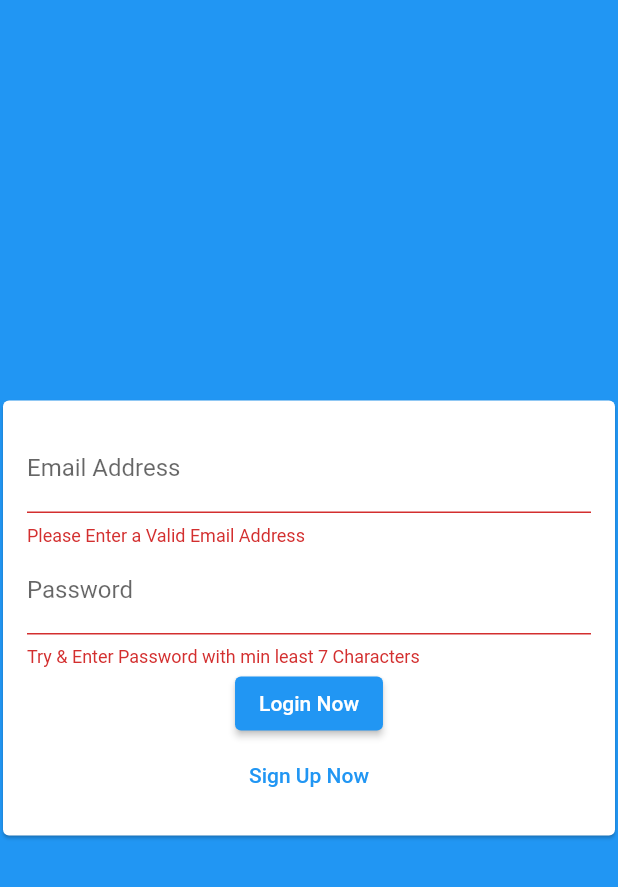
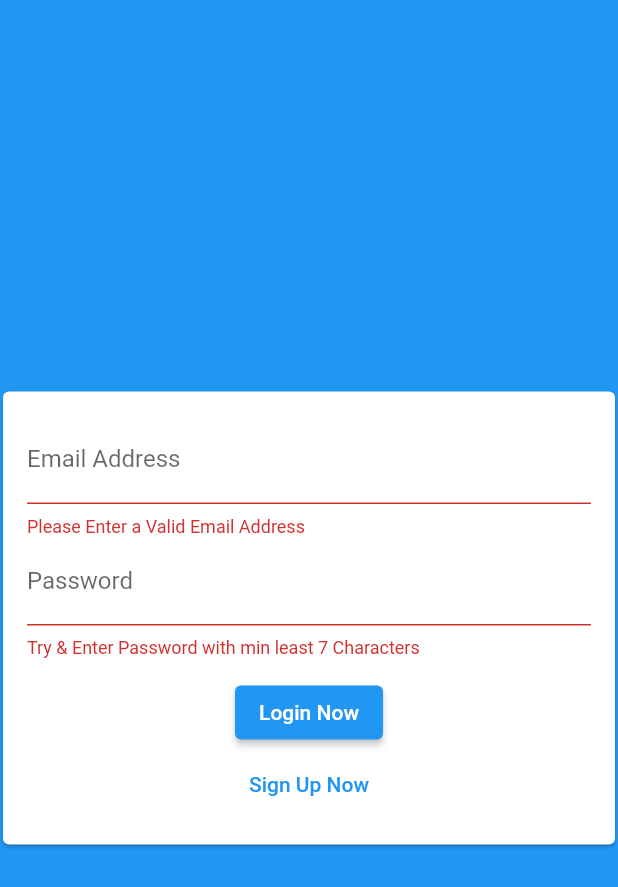
Before and after one commit to TrophyDevelopersUganda/Chat-Mobile-App-for-Web-Android-IOS-Mobile-By-Trophy-Developers-Uganda, a Flutter app: the screen it shows after launch, after a tap on "Login Now", on a phone screen of 412 x 824 dp. Shown: the top 887 px of the screen. Run offline on Flutter 3.47's test engine with Material 2 defaults, Android fonts, the phone set to English and light mode, and no system bars; our stand-ins replace cloud_firestore, firebase_auth, firebase_core; accounts and stored records are empty.

```diff
--- a/fullchatside/lib/main.dart
+++ b/fullchatside/lib/main.dart
@@ -19,6 +19,9 @@ class MyApp extends StatelessWidget {
       title: 'Akaboozi ',
       theme: ThemeData(
         primarySwatch: Colors.blue,
+        scaffoldBackgroundColor: Colors.blueAccent,
+        bottomAppBarColor: Colors.blueAccent,
+        backgroundColor:Colors.blueAccent,
       ),
       home: const AuthScreen(),
     );
--- a/fullchatside/lib/screens_chat/auth_screen.dart
+++ b/fullchatside/lib/screens_chat/auth_screen.dart
@@ -4,8 +4,6 @@ import 'package:firebase_auth/firebase_auth.dart';
 import 'package:flutter/services.dart';
 import 'package:cloud_firestore/cloud_firestore.dart';
 import 'package:fullchatside/widgets/auths/auth_form.dart';
-
-
 
 class AuthScreen extends StatefulWidget {
   const AuthScreen({Key? key}) : super(key: key);
@@ -25,29 +23,26 @@ class _AuthScreenState extends State<AuthScreen> {
     bool isLogin,
     BuildContext ctx,
   ) async {
-   UserCredential authResult;
+    UserCredential authResult;
 
     try {
       setState(() {
         _isLoading = true;
       });
       if (isLogin) {
-        authResult = await _auth.signInWithEmailAndPassword(
+         authResult = await _auth.signInWithEmailAndPassword(
           email: email,
           password: password,
         );
       } else {
-        authResult = await _auth.createUserWithEmailAndPassword(
-          email: email,
-          password: password,
-        );
+     authResult = await FirebaseAuth.instance.createUserWithEmailAndPassword(email: email, password: password);
+
         await FirebaseFirestore.instance
             .collection('users')
-            .doc(authResult.user?.uid)
-            .set({
-          'username': username,
-          'email': email,
-        });
+            .doc(authResult.user!.uid)
+            .set({'username':username,'email':email,
+            //  'password': password,
+             });
       }
     } on PlatformException catch (err) {
       String? message = 'An error occurred, pelase check your credentials!';
@@ -78,7 +73,7 @@ class _AuthScreenState extends State<AuthScreen> {
   @override
   Widget build(BuildContext context) {
     return Scaffold(
-      backgroundColor: Theme.of(context).primaryColor,
+      backgroundColor:  Colors.blue,
       body: AuthForm(
         _submitAuthForm,
         _isLoading,
--- a/fullchatside/lib/widgets/auths/auth_form.dart
+++ b/fullchatside/lib/widgets/auths/auth_form.dart
@@ -1,13 +1,17 @@
 import 'package:flutter/material.dart';
 
 class AuthForm extends StatefulWidget {
-const AuthForm(this.submitFn, bool isLoading, {Key? key}) : super(key: key);
+  const AuthForm(
+    this.submitFn,
+    this.isLoading, {Key? key}) : super(key: key);
+
+  final bool isLoading;
   final void Function(
     String email,
+    String password,
     String userName,
-    String password,
     bool isLogin,
-      BuildContext ctx,
+    BuildContext ctx,
   ) submitFn;
   @override
   State<AuthForm> createState() => _AuthFormState();
@@ -15,16 +19,22 @@ const AuthForm(this.submitFn, bool isLoading, {Key? key}) : super(key: key);
 
 class _AuthFormState extends State<AuthForm> {
   final _formKey = GlobalKey<FormState>();
-  bool _isLogin = true;
-  String _userEmail = '';
-  String _userName = '';
-  String _userPassword = '';
+  var _isLogin = true;
+  var _userEmail = '';
+  var _userName = '';
+  var _userPassword = '';
   void _trySubmit() {
     final isValid = _formKey.currentState?.validate();
     FocusScope.of(context).unfocus();
     if (isValid!) {
       _formKey.currentState?.save();
-      widget.submitFn(_userEmail.trim().toLowerCase(), _userName.trim().toLowerCase(), _userPassword.trim(), _isLogin, context,);
+      widget.submitFn(
+        _userEmail.trim().toLowerCase(),
+        _userPassword.trim(),
+        _userName.trim().toLowerCase(),
+        _isLogin,
+        context,
+      );
 
       //use those value to send to our auth request ....
     }
@@ -34,6 +44,7 @@ class _AuthFormState extends State<AuthForm> {
   Widget build(BuildContext context) {
     return Center(
       child: Card(
+        color: Colors.white,
         margin: const EdgeInsets.all(2),
         child: SingleChildScrollView(
             clipBehavior: Clip.hardEdge,
@@ -62,7 +73,7 @@ class _AuthFormState extends State<AuthForm> {
                     ),
                     if (!_isLogin)
                       TextFormField(
-                        key: const ValueKey('userName'),
+                        key: const ValueKey('username'),
                         onSaved: (value) {
                           _userName = value!;
                         },
@@ -93,14 +104,17 @@ class _AuthFormState extends State<AuthForm> {
                       obscureText: true,
                       decoration: const InputDecoration(labelText: 'Password'),
                     ),
-                    SizedBox(
-                        child: ElevatedButton(
+                    const SizedBox(height: 12),
+                    if (widget.isLoading)
+                    const CircularProgressIndicator(),
+                    if (!widget.isLoading)
+                    ElevatedButton(
                       // style:ButtonStyle: RoundedRectangleBorder(borderRadius: BorderRadius.circular(20, )),
                       child: Text(_isLogin
                           ? 'Login Now'
                           : 'Sign Up Instead, I am New here'),
                       onPressed: _trySubmit,
-                    )),
+                    ),
                     TextButton(
                       child: Text(_isLogin
                           ? 'Sign Up Now'
```
